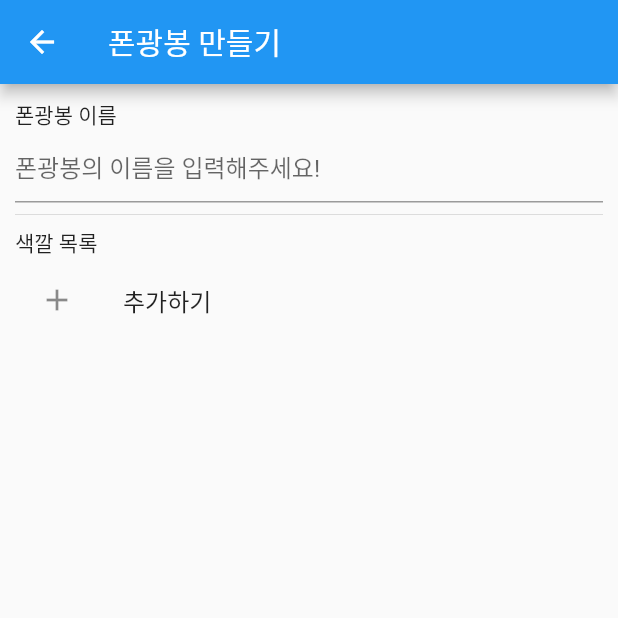
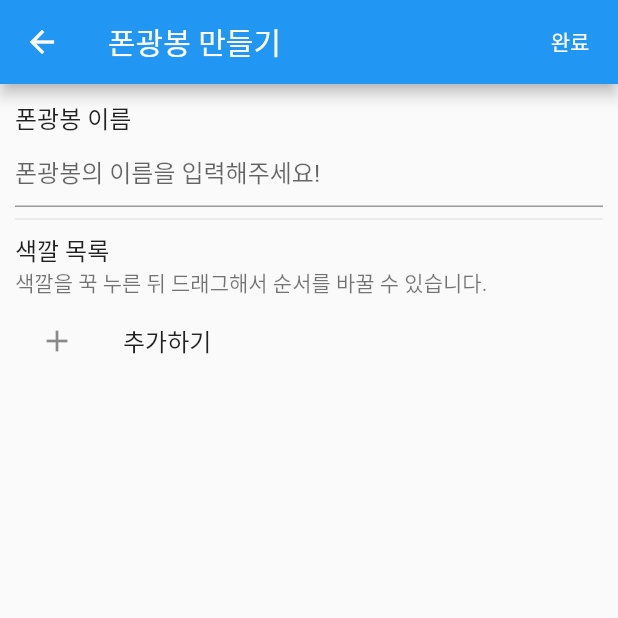
Before and after one commit to feroid765/phone_stick_flutter, a Flutter app: the AddStickPage screen opened directly, on a phone screen of 412 x 824 dp, the top half of it. Run offline on Flutter 3.47's test engine with Material 2 defaults, Android fonts, the phone set to English and light mode, and no system bars; our stand-ins replace flutter_colorpicker, font_awesome_flutter, sqflite; accounts and stored records are empty.

Commit message:
텍스트 스타일 조절, 문구 추가

```diff
--- a/lib/pages/add_stick.dart
+++ b/lib/pages/add_stick.dart
@@ -185,7 +185,10 @@ class _AddStickPageState extends State<AddStickPage> {
     return Scaffold(
         appBar: AppBar(title: const Text('폰광봉 만들기'), actions: <Widget>[
           TextButton(
-            child: const Text('완료'),
+            child: const Text(
+              '완료',
+              style: TextStyle(color: Colors.white),
+            ),
             onPressed: _onAddBtnPressed,
           )
         ]),
@@ -196,14 +199,16 @@ class _AddStickPageState extends State<AddStickPage> {
               child: Column(
                   crossAxisAlignment: CrossAxisAlignment.start,
                   children: <Widget>[
-                    const Text('폰광봉 이름'),
+                    const Text('폰광봉 이름', style: TextStyle(fontSize: 16)),
                     TextFormField(
                       decoration:
                           const InputDecoration(hintText: "폰광봉의 이름을 입력해주세요!"),
                       validator: _onStickValidate,
                     ),
                     const Divider(),
-                    const Text('색깔 목록'),
+                    const Text('색깔 목록', style: TextStyle(fontSize: 16)),
+                    const Text('색깔을 꾹 누른 뒤 드래그해서 순서를 바꿀 수 있습니다.',
+                        style: TextStyle(color: Colors.black54)),
                     Flexible(
                         child: ReorderableListView(
                             shrinkWrap: true,
```
